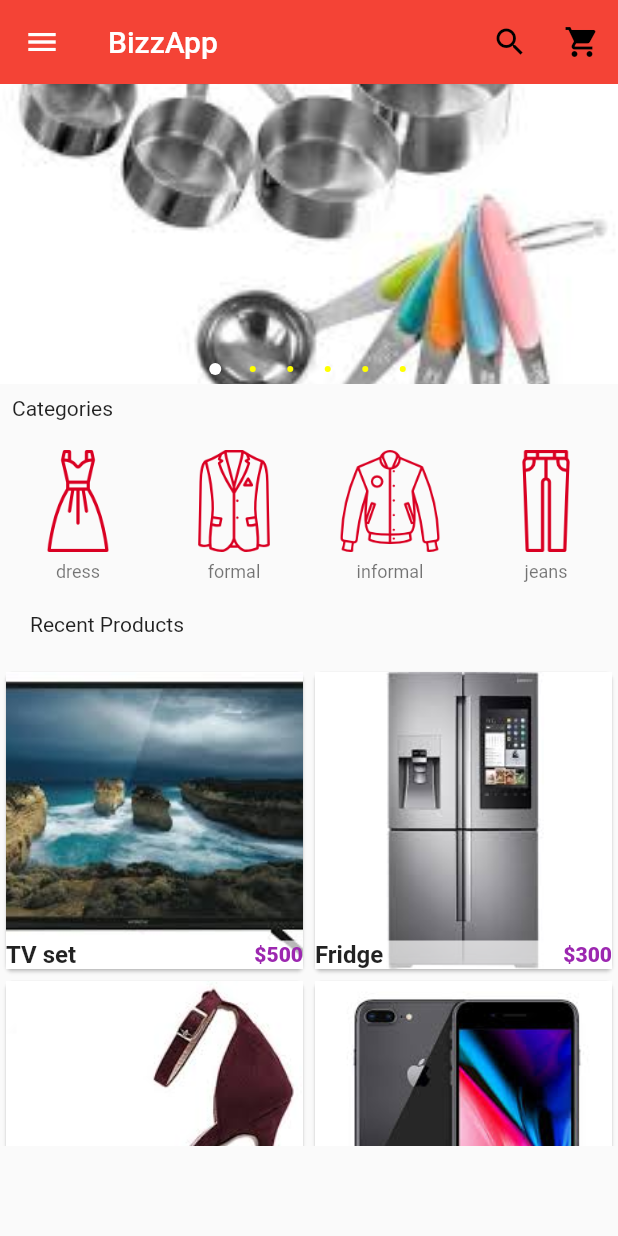
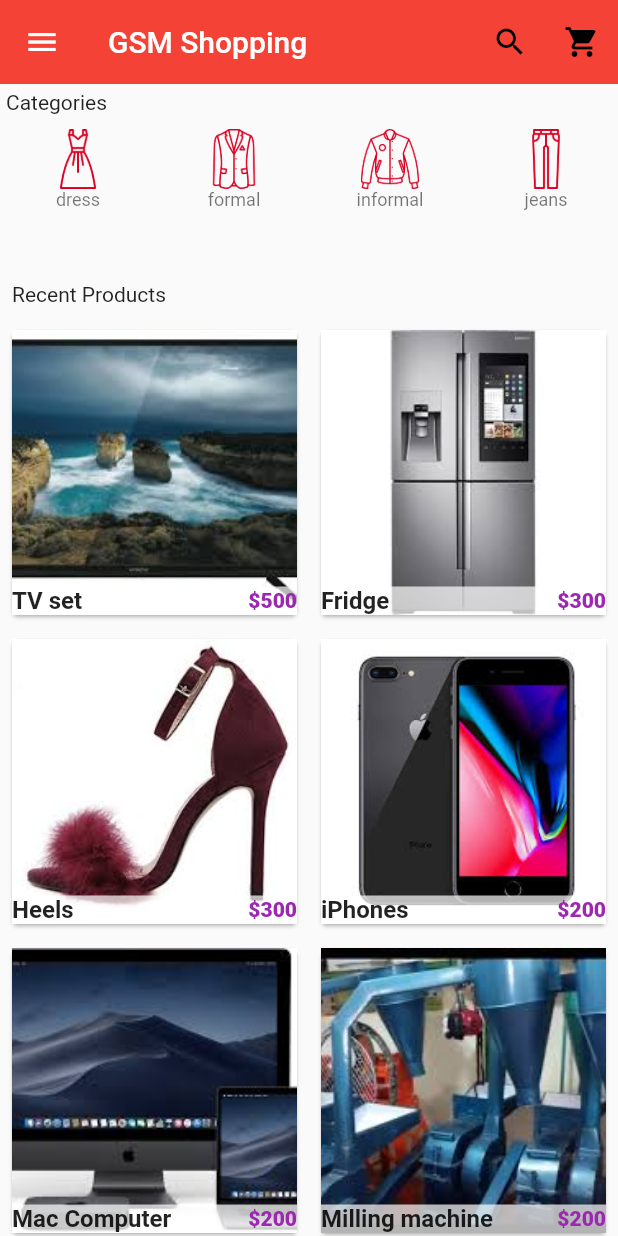
Before and after one commit to KendiJ/e-commerce, a Flutter app: the screen it shows after launch, on a phone screen of 412 x 824 dp. Run offline on Flutter 3.47's test engine with Material 2 defaults, Android fonts, the phone set to English and light mode, and no system bars; drawn by our look-alikes of carousel_pro.

```diff
--- a/lib/components/horizontal_listView.dart
+++ b/lib/components/horizontal_listView.dart
@@ -63,8 +63,8 @@ class Category extends StatelessWidget {
           child: ListTile(
               title: Image.asset(
                 image_location,
-                width: 100,
-                height: 80,
+                width: 40.0,
+                height: 40.0,
               ),
               subtitle: Container(
                 alignment: Alignment.topCenter,
--- a/lib/components/products.dart
+++ b/lib/components/products.dart
@@ -55,11 +55,14 @@ class _ProductsState extends State<Products> {
         gridDelegate:
             new SliverGridDelegateWithFixedCrossAxisCount(crossAxisCount: 2),
         itemBuilder: (BuildContext context, int index) {
-          return Single_product(
-            product_name: product_list[index]["name"],
-            product_picture: product_list[index]["picture"],
-            product_old_price: product_list[index]["old_price"],
-            product_price: product_list[index]["price"],
+          return Padding(
+            padding: const EdgeInsets.all(4.0),
+            child: Single_product(
+              product_name: product_list[index]["name"],
+              product_picture: product_list[index]["picture"],
+              product_old_price: product_list[index]["old_price"],
+              product_price: product_list[index]["price"],
+            ),
           );
         });
   }
--- a/lib/main.dart
+++ b/lib/main.dart
@@ -4,6 +4,7 @@ import 'package:carousel_pro/carousel_pro.dart';
 //imports
 import 'package:bizz_app/components/horizontal_listView.dart';
 import 'package:bizz_app/components/products.dart';
+import 'package:bizz_app/pages/cart.dart';
 
 void main() {
   runApp(new MaterialApp(
@@ -32,7 +33,7 @@ class _HomePageState extends State<HomePage> {
           AssetImage('images/w3.jpeg'),
           AssetImage('images/w4.jpeg'),
         ],
-        autoplay: true,
+        autoplay: false,
         animationCurve: Curves.fastOutSlowIn,
         animationDuration: Duration(milliseconds: 2000),
         dotSize: 4.0,
@@ -45,7 +46,7 @@ class _HomePageState extends State<HomePage> {
       appBar: new AppBar(
         elevation: 0.0,
         backgroundColor: Colors.red,
-        title: new Text('BizzApp'),
+        title: new Text('GSM Shopping'),
         actions: <Widget>[
           new IconButton(
               icon: Icon(
@@ -58,7 +59,9 @@ class _HomePageState extends State<HomePage> {
                 Icons.shopping_cart,
                 color: Colors.black,
               ),
-              onPressed: () {})
+              onPressed: () {
+                Navigator.push(context, MaterialPageRoute(builder: (context) => new Cart()));
+              })
         ],
       ),
       drawer: new Drawer(
@@ -105,7 +108,9 @@ class _HomePageState extends State<HomePage> {
             ),
 
             InkWell(
-              onTap: () {},
+              onTap: () {
+                Navigator.push(context, MaterialPageRoute(builder: (context) => new Cart()));
+              },
               child: ListTile(
                 title: Text('Shopping cart'),
                 leading: Icon(Icons.shopping_cart),
@@ -136,7 +141,7 @@ class _HomePageState extends State<HomePage> {
             InkWell(
               onTap: () {},
               child: ListTile(
-                title: Text('About'),
+                title: Text('About us'),
                 leading: Icon(
                   Icons.help,
                   color: Colors.blue,
@@ -146,27 +151,33 @@ class _HomePageState extends State<HomePage> {
           ],
         ),
       ),
-      body: new ListView(
+      body: new Column(
         children: <Widget>[
-          image_carousel,
+   // ===image carousel starts here======
+      //    image_carousel,
+   // padding widget
           new Padding(
-            padding: const EdgeInsets.all(8.0),
-            child: new Text('Categories'),
+            padding: const EdgeInsets.all(4.0),
+            child: Container(
+                alignment: Alignment.centerLeft,
+                child: new Text('Categories')),
           ),
           // Horizontal list view starts here
 
           HorizontalList(),
 
           new Padding(
-            padding: const EdgeInsets.all(20.0),
-            child: new Text('Recent Products'),
+            padding: const EdgeInsets.all(8.0),
+            child: Container(
+              alignment: Alignment.centerLeft,
+              child: new Text('Recent Products'),
+            )
+
           ),
 
           // grid view here
-          Container(
-            height: 320.0,
-            child: Products(),
-          )
+          Flexible(child: Products()),
+
         ],
       ),
     );
--- a/lib/pages/product_details.dart
+++ b/lib/pages/product_details.dart
@@ -276,7 +276,10 @@ class _ProductDetailsState extends State<ProductDetails> {
           ),
 
         Divider(),
-        new Text("Similar products"),
+        Padding(
+          padding: const EdgeInsets.all(8.0),
+          child: new Text("Similar products"),
+        ),
    // SIMILAR PRODUCTS SECTION
          Container(
            height: 360.0,
```
Also changed, not shown: lib/components/cart_products.dart (added, +128 -0 lines), lib/pages/cart.dart (added, +49 -0 lines), 5 other files.
